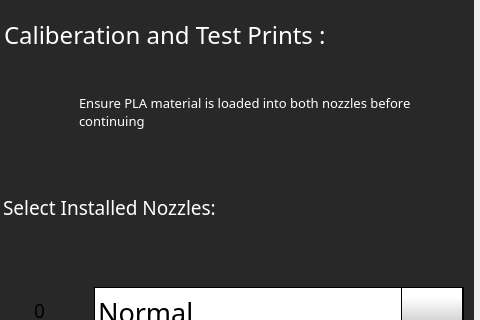
Above: octoprint_Volterra400TouchUI/mainGUI_volterra400.ui from FracktalWorks/IMTEX_Volterra400TouchUI before the change; both pictures show x 0 to 480 and y 0 to 320 of the 480 by 800 pixel window. Below: the same form after it.
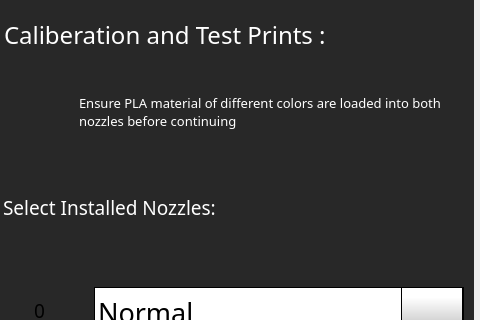
That is the form after the change. The open tabs and pages were chosen to show the change. Icons and pictures are not drawn.

What changed in the file:
```diff
--- a/octoprint_Volterra400TouchUI/mainGUI_volterra400.ui
+++ b/octoprint_Volterra400TouchUI/mainGUI_volterra400.ui
@@ -5968,7 +5968,7 @@
        <string notr="true">color: rgb(255, 255, 255);</string>
       </property>
       <property name="text">
-       <string>Ensure PLA material is loaded into both nozzles before continuing </string>
+       <string>Ensure PLA material of different colors are loaded into both nozzles before continuing </string>
       </property>
       <property name="scaledContents">
        <bool>false</bool>
```
Left out of the diff: 16 changed lines with no effect on the pictures.
